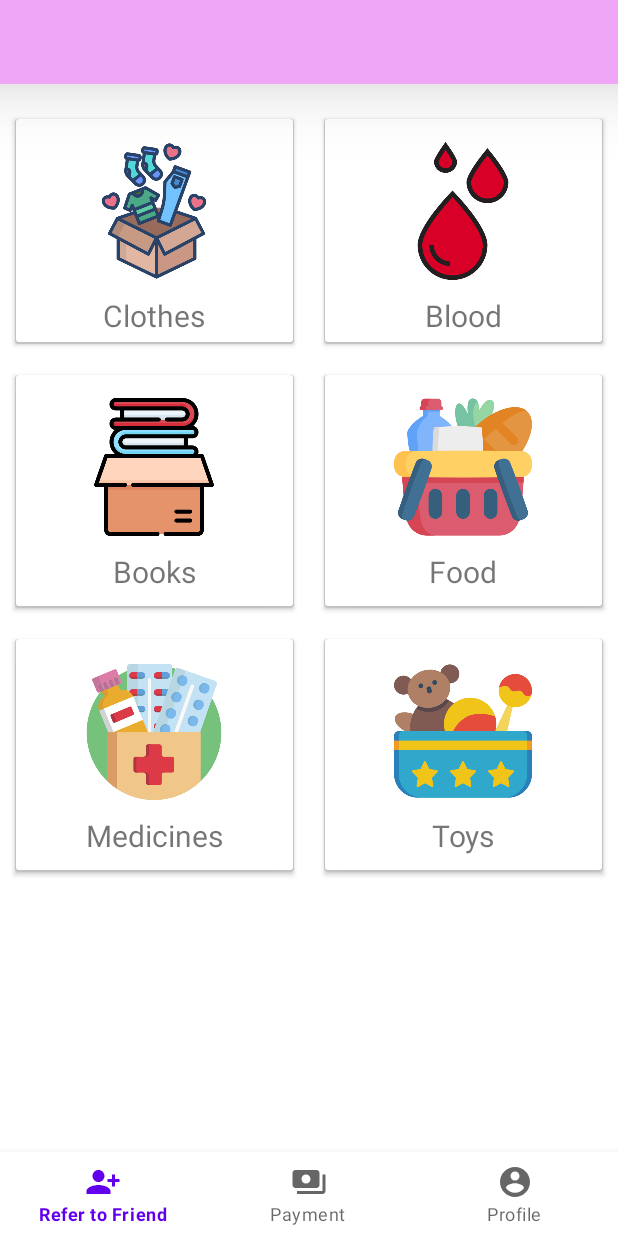
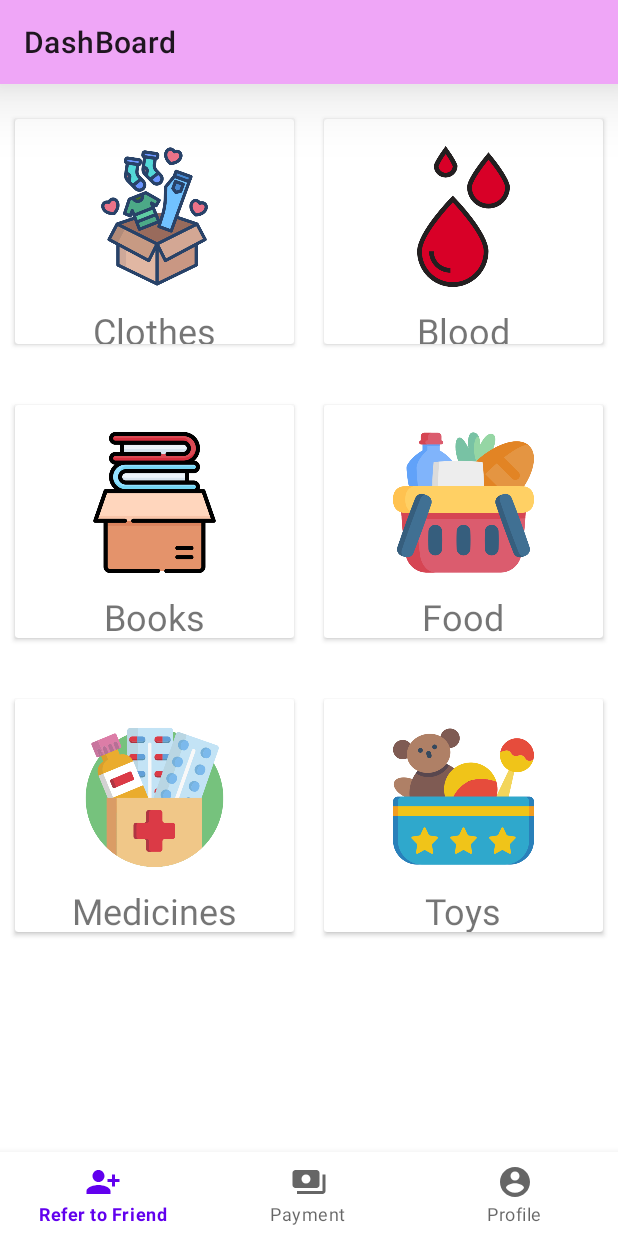
Before and after one commit to sukhdeepsumit/DonateEasy, an Android app: the screen it shows after launch once a user with an empty profile is signed in (Dashboard), on a phone screen of 412 x 824 dp. Run offline under Robolectric (Android 15) with nearby library versions, the phone set to English and light mode, and no system bars; our stand-ins replace Firebase (no records; nobody signed in at launch, a user with empty details on screens opened directly); libraries missing offline, so code that uses them is left out: com.hbb20, com.shobhitpuri.custombuttons; Roboto replaces fonts that are not available here; 4 statements that could not run were skipped.

Commit message:
Dashboard Page

```diff
--- a/app/src/main/res/layout/activity_dashboard.xml
+++ b/app/src/main/res/layout/activity_dashboard.xml
@@ -1,6 +1,5 @@
 <?xml version="1.0" encoding="utf-8"?>
-<androidx.constraintlayout.widget.ConstraintLayout
-    xmlns:android="http://schemas.android.com/apk/res/android"
+<androidx.constraintlayout.widget.ConstraintLayout xmlns:android="http://schemas.android.com/apk/res/android"
     xmlns:app="http://schemas.android.com/apk/res-auto"
     xmlns:tools="http://schemas.android.com/tools"
     android:layout_width="match_parent"
@@ -30,14 +29,12 @@
 
             <RelativeLayout
                 android:layout_width="match_parent"
-                android:layout_height="match_parent"
-                android:elevation="15sp"
-                android:background="@drawable/layout_bg">
+                android:layout_height="match_parent">
 
                 <ImageView
                     android:id="@+id/clothes"
-                    android:layout_width="92sp"
-                    android:layout_height="92sp"
+                    android:layout_width="94dp"
+                    android:layout_height="99dp"
                     android:layout_centerHorizontal="true"
                     android:layout_marginTop="15dp"
                     app:srcCompat="@drawable/clothes" />
@@ -51,7 +48,7 @@
                     android:layout_marginTop="10dp"
                     android:fontFamily="@font/aclonica"
                     android:text="@string/clothes"
-                    android:textSize="20sp" />
+                    android:textSize="24sp" />
 
             </RelativeLayout>
         </androidx.cardview.widget.CardView>
@@ -65,14 +62,12 @@
 
             <RelativeLayout
                 android:layout_width="match_parent"
-                android:layout_height="match_parent"
-                android:elevation="15sp"
-                android:background="@drawable/layout_bg">
+                android:layout_height="match_parent">
 
                 <ImageView
                     android:id="@+id/blood"
-                    android:layout_width="92sp"
-                    android:layout_height="92sp"
+                    android:layout_width="94dp"
+                    android:layout_height="99dp"
                     android:layout_centerHorizontal="true"
                     android:layout_marginTop="15dp"
                     app:srcCompat="@drawable/blood" />
@@ -86,7 +81,7 @@
                     android:layout_marginTop="10dp"
                     android:fontFamily="@font/aclonica"
                     android:text="@string/blood"
-                    android:textSize="20sp" />
+                    android:textSize="24sp" />
 
             </RelativeLayout>
         </androidx.cardview.widget.CardView>
@@ -96,7 +91,7 @@
     <LinearLayout
         android:layout_width="match_parent"
         android:layout_height="175dp"
-        android:layout_marginTop="184sp"
+        android:layout_marginTop="204dp"
         android:orientation="horizontal"
         app:layout_constraintEnd_toEndOf="parent"
         app:layout_constraintHorizontal_bias="0.0"
@@ -112,14 +107,12 @@
 
             <RelativeLayout
                 android:layout_width="match_parent"
-                android:layout_height="match_parent"
-                android:elevation="15sp"
-                android:background="@drawable/layout_bg">
+                android:layout_height="match_parent">
 
                 <ImageView
                     android:id="@+id/books"
-                    android:layout_width="92sp"
-                    android:layout_height="92sp"
+                    android:layout_width="94dp"
+                    android:layout_height="99dp"
                     android:layout_centerHorizontal="true"
                     android:layout_marginTop="15dp"
                     app:srcCompat="@drawable/book" />
@@ -133,7 +126,7 @@
                     android:layout_marginTop="10dp"
                     android:fontFamily="@font/aclonica"
                     android:text="@string/books"
-                    android:textSize="20sp" />
+                    android:textSize="24sp" />
 
             </RelativeLayout>
         </androidx.cardview.widget.CardView>
@@ -147,14 +140,12 @@
 
             <RelativeLayout
                 android:layout_width="match_parent"
-                android:layout_height="match_parent"
-                android:elevation="15sp"
-                android:background="@drawable/layout_bg">
+                android:layout_height="match_parent">
 
                 <ImageView
                     android:id="@+id/foods"
-                    android:layout_width="92sp"
-                    android:layout_height="92sp"
+                    android:layout_width="94dp"
+                    android:layout_height="99dp"
                     android:layout_centerHorizontal="true"
                     android:layout_marginTop="15dp"
                     app:srcCompat="@drawable/groceries" />
@@ -168,7 +159,7 @@
                     android:layout_marginTop="10dp"
                     android:fontFamily="@font/aclonica"
                     android:text="@string/food"
-                    android:textSize="20sp" />
+                    android:textSize="24sp" />
 
             </RelativeLayout>
         </androidx.cardview.widget.CardView>
@@ -176,9 +167,10 @@
     </LinearLayout>
 
     <LinearLayout
+        android:id="@+id/linearLayout"
         android:layout_width="match_parent"
         android:layout_height="175dp"
-        android:layout_marginTop="360sp"
+        android:layout_marginTop="400dp"
         android:orientation="horizontal"
         app:layout_constraintEnd_toEndOf="parent"
         app:layout_constraintHorizontal_bias="0.0"
@@ -194,14 +186,12 @@
 
             <RelativeLayout
                 android:layout_width="match_parent"
-                android:layout_height="match_parent"
-                android:elevation="15sp"
-                android:background="@drawable/layout_bg">
+                android:layout_height="match_parent">
 
                 <ImageView
                     android:id="@+id/medicine"
-                    android:layout_width="92sp"
-                    android:layout_height="92sp"
+                    android:layout_width="94dp"
+                    android:layout_height="99dp"
                     android:layout_centerHorizontal="true"
                     android:layout_marginTop="15dp"
                     app:srcCompat="@drawable/medicine" />
@@ -215,7 +205,7 @@
                     android:layout_marginTop="10dp"
                     android:fontFamily="@font/aclonica"
                     android:text="@string/medicines"
-                    android:textSize="20sp" />
+                    android:textSize="24sp" />
 
             </RelativeLayout>
         </androidx.cardview.widget.CardView>
@@ -229,14 +219,12 @@
 
             <RelativeLayout
                 android:layout_width="match_parent"
-                android:layout_height="match_parent"
-                android:elevation="15sp"
-                android:background="@drawable/layout_bg">
+                android:layout_height="match_parent">
 
                 <ImageView
                     android:id="@+id/toys"
-                    android:layout_width="92sp"
-                    android:layout_height="92sp"
+                    android:layout_width="94dp"
+                    android:layout_height="99dp"
                     android:layout_centerHorizontal="true"
                     android:layout_marginTop="15dp"
                     app:srcCompat="@drawable/toys" />
@@ -250,7 +238,7 @@
                     android:layout_marginTop="10dp"
                     android:fontFamily="@font/aclonica"
                     android:text="@string/toys"
-                    android:textSize="20sp" />
+                    android:textSize="24sp" />
 
             </RelativeLayout>
         </androidx.cardview.widget.CardView>
@@ -263,18 +251,22 @@
         app:flow_verticalAlign="baseline"
         app:layout_constraintBottom_toBottomOf="parent"
         app:layout_constraintEnd_toEndOf="parent"
-        app:layout_constraintStart_toStartOf="parent"
-        android:elevation="15sp"
+        app:layout_constraintTop_toBottomOf="@+id/linearLayout"
+        app:layout_constraintVertical_bias="1.0"
         app:menu="@menu/bottom_navigation"
         tools:ignore="MissingConstraints">
+
 
     </com.google.android.material.bottomnavigation.BottomNavigationView>
 
     <include
         android:id="@+id/toolbar"
         layout="@layout/toolbar"
-        app:layout_constraintEnd_toEndOf="parent"
-        app:layout_constraintTop_toTopOf="parent" />
+        tools:layout_editor_absoluteX="-16dp"
+        tools:layout_editor_absoluteY="-7dp"
+
+
+        />
 
 
 </androidx.constraintlayout.widget.ConstraintLayout>
--- a/app/src/main/res/layout/toolbar.xml
+++ b/app/src/main/res/layout/toolbar.xml
@@ -2,6 +2,7 @@
 <androidx.appcompat.widget.Toolbar xmlns:android="http://schemas.android.com/apk/res/android"
     android:layout_width="match_parent"
     android:layout_height="wrap_content"
+    app:title="DashBoard"
     xmlns:app="http://schemas.android.com/apk/res-auto"
     android:background="#efa6f7"
     android:elevation="30dp" />
--- a/app/src/main/res/menu/bottom_navigation.xml
+++ b/app/src/main/res/menu/bottom_navigation.xml
@@ -5,7 +5,7 @@
     <item
         android:id="@+id/Refer"
         android:icon="@drawable/ic_baseline_person_add_alt_1_24"
-        android:title="@string/refer_to_friend"/>
+        android:title="@string/refer_to_friend" />
     <item
         android:id="@+id/payment"
         android:icon="@drawable/ic_baseline_payments_24"
```
